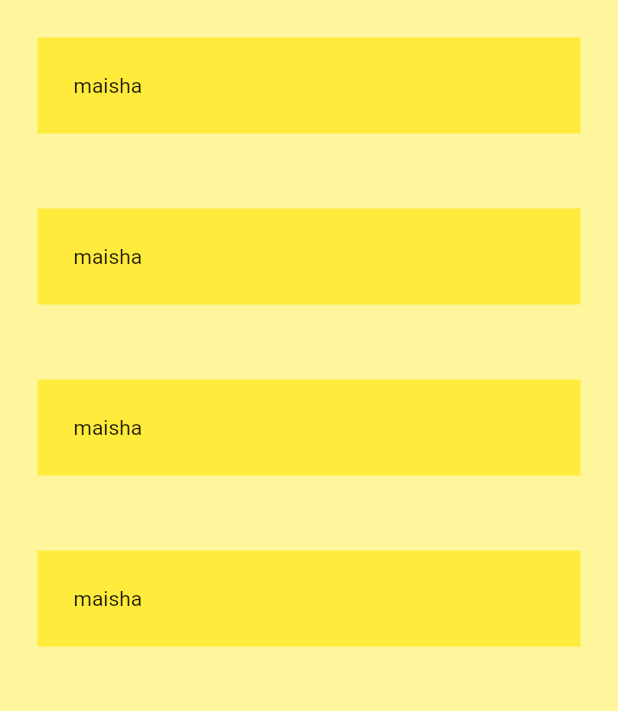
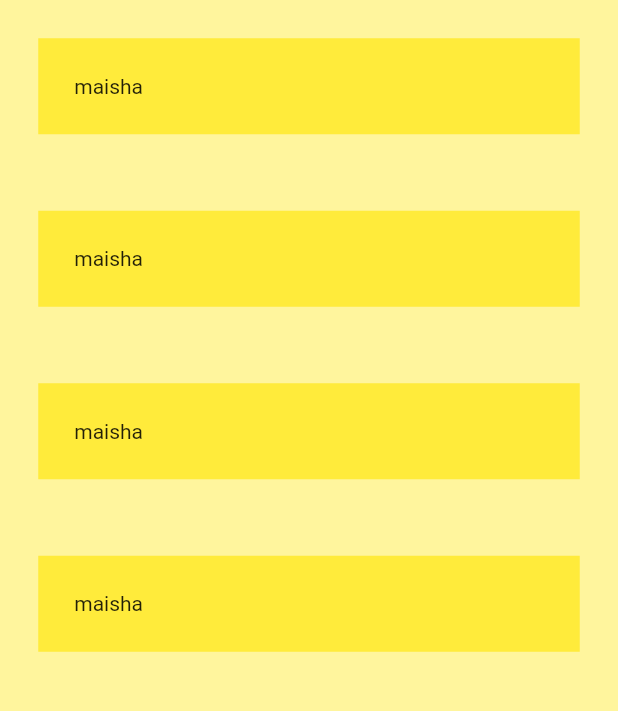
Before and after one commit to iamdastani/todo, a Flutter app: the screen it shows after launch, on a phone screen of 412 x 824 dp, the part 84-795 px from its top. Run offline on Flutter 3.47's test engine with Material 2 defaults, Android fonts, the phone set to English and light mode, and no system bars.

Commit message:
TodoListPaddingSize25.5

```diff
--- a/lib/todolist.dart
+++ b/lib/todolist.dart
@@ -6,7 +6,7 @@ class ToDoList extends StatelessWidget {
   @override
   Widget build(BuildContext context) {
     return Padding(
-      padding: EdgeInsets.all(25),
+      padding: EdgeInsets.all(25.5),
       child: Container(
         padding: EdgeInsets.all(24),
       child: Row(
```
